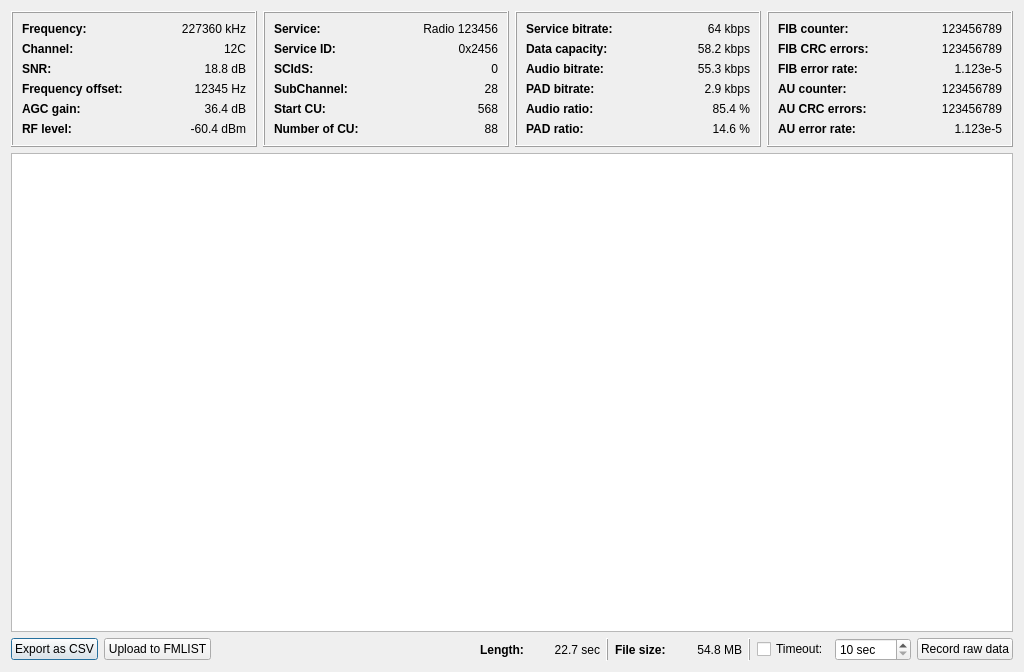
First picture: the form in gui/ensembleinfodialog.ui, repository KejPi/AbracaDABra, before the edit.
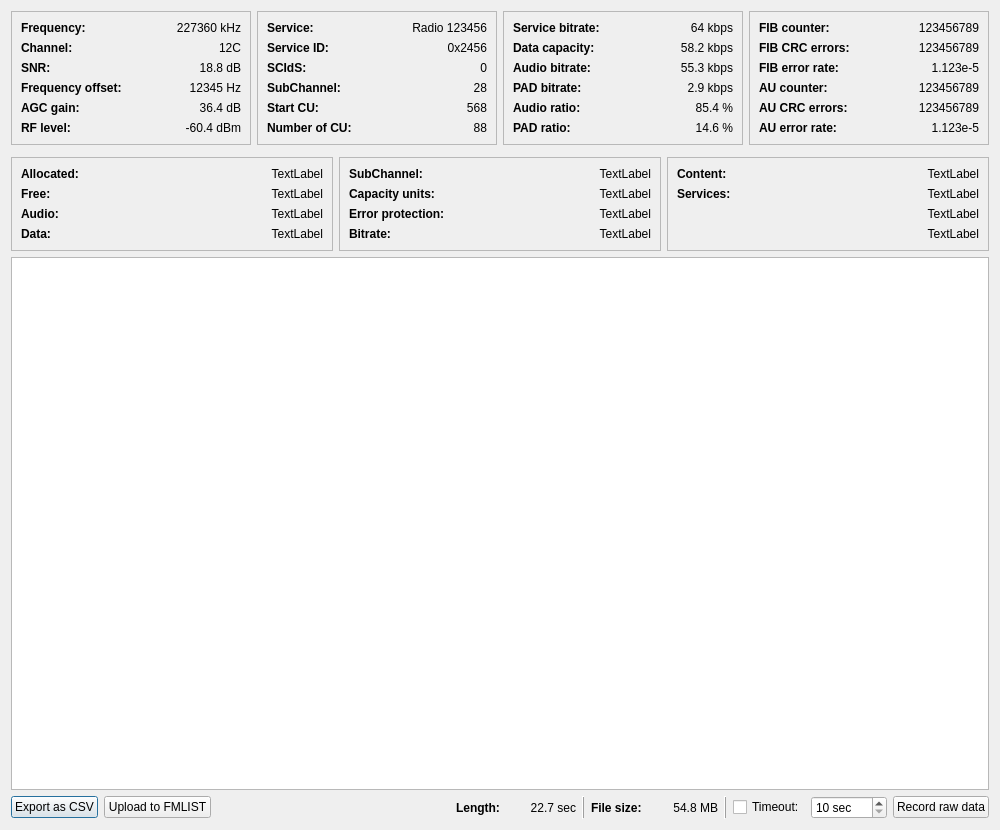
Second picture: the form after the edit. Custom widgets are drawn as their Qt base class.

```diff
--- a/gui/ensembleinfodialog.ui
+++ b/gui/ensembleinfodialog.ui
@@ -6,20 +6,26 @@
    <rect>
     <x>0</x>
     <y>0</y>
-    <width>1024</width>
-    <height>672</height>
+    <width>1000</width>
+    <height>830</height>
    </rect>
   </property>
+  <property name="minimumSize">
+   <size>
+    <width>1000</width>
+    <height>0</height>
+   </size>
+  </property>
   <property name="windowTitle">
    <string>Ensemble Information</string>
   </property>
-  <layout class="QVBoxLayout" name="verticalLayout">
+  <layout class="QVBoxLayout" name="verticalLayout_8">
    <item>
     <layout class="QHBoxLayout" name="horizontalLayout_18">
      <item>
       <widget class="QFrame" name="signalFrame">
        <property name="frameShape">
-        <enum>QFrame::Shape::Box</enum>
+        <enum>QFrame::Shape::StyledPanel</enum>
        </property>
        <property name="frameShadow">
         <enum>QFrame::Shadow::Raised</enum>
@@ -187,7 +193,7 @@
      <item>
       <widget class="QFrame" name="serviceFrame">
        <property name="frameShape">
-        <enum>QFrame::Shape::Box</enum>
+        <enum>QFrame::Shape::StyledPanel</enum>
        </property>
        <property name="frameShadow">
         <enum>QFrame::Shadow::Raised</enum>
@@ -355,7 +361,7 @@
      <item>
       <widget class="QFrame" name="FIBframe_2">
        <property name="frameShape">
-        <enum>QFrame::Shape::Box</enum>
+        <enum>QFrame::Shape::StyledPanel</enum>
        </property>
        <property name="frameShadow">
         <enum>QFrame::Shadow::Raised</enum>
@@ -523,7 +529,7 @@
      <item>
       <widget class="QFrame" name="FIBframe">
        <property name="frameShape">
-        <enum>QFrame::Shape::Box</enum>
+        <enum>QFrame::Shape::StyledPanel</enum>
        </property>
        <property name="frameShadow">
         <enum>QFrame::Shadow::Raised</enum>
@@ -690,6 +696,337 @@
      </item>
     </layout>
    </item>
+   <item>
+    <widget class="EnsembleBar" name="subchStruct" native="true"/>
+   </item>
+   <item>
+    <layout class="QHBoxLayout" name="horizontalLayout_42">
+     <item>
+      <widget class="QFrame" name="frame">
+       <property name="frameShape">
+        <enum>QFrame::Shape::StyledPanel</enum>
+       </property>
+       <property name="frameShadow">
+        <enum>QFrame::Shadow::Raised</enum>
+       </property>
+       <layout class="QVBoxLayout" name="verticalLayout">
+        <item>
+         <layout class="QHBoxLayout" name="horizontalLayout_30">
+          <item>
+           <widget class="QLabel" name="ensAllocatedCULabel">
+            <property name="font">
+             <font>
+              <bold>true</bold>
+             </font>
+            </property>
+            <property name="text">
+             <string>Allocated:</string>
+            </property>
+           </widget>
+          </item>
+          <item>
+           <widget class="QLabel" name="ensAllocatedCU">
+            <property name="text">
+             <string notr="true">TextLabel</string>
+            </property>
+            <property name="alignment">
+             <set>Qt::AlignmentFlag::AlignRight|Qt::AlignmentFlag::AlignTrailing|Qt::AlignmentFlag::AlignVCenter</set>
+            </property>
+           </widget>
+          </item>
+         </layout>
+        </item>
+        <item>
+         <layout class="QHBoxLayout" name="horizontalLayout_31">
+          <item>
+           <widget class="QLabel" name="ensFreeCULabel">
+            <property name="font">
+             <font>
+              <bold>true</bold>
+             </font>
+            </property>
+            <property name="text">
+             <string>Free:</string>
+            </property>
+           </widget>
+          </item>
+          <item>
+           <widget class="QLabel" name="ensFreeCU">
+            <property name="text">
+             <string notr="true">TextLabel</string>
+            </property>
+            <property name="alignment">
+             <set>Qt::AlignmentFlag::AlignRight|Qt::AlignmentFlag::AlignTrailing|Qt::AlignmentFlag::AlignVCenter</set>
+            </property>
+           </widget>
+          </item>
+         </layout>
+        </item>
+        <item>
+         <layout class="QHBoxLayout" name="horizontalLayout_32">
+          <item>
+           <widget class="QLabel" name="ensAudioCULabel">
+            <property name="font">
+             <font>
+              <bold>true</bold>
+             </font>
+            </property>
+            <property name="text">
+             <string>Audio:</string>
+            </property>
+           </widget>
+          </item>
+          <item>
+           <widget class="QLabel" name="ensAudioCU">
+            <property name="text">
+             <string>TextLabel</string>
+            </property>
+            <property name="alignment">
+             <set>Qt::AlignmentFlag::AlignRight|Qt::AlignmentFlag::AlignTrailing|Qt::AlignmentFlag::AlignVCenter</set>
+            </property>
+           </widget>
+          </item>
+         </layout>
+        </item>
+        <item>
+         <layout class="QHBoxLayout" name="horizontalLayout_33">
+          <item>
+           <widget class="QLabel" name="ensDataCULabel">
+            <property name="font">
+             <font>
+              <bold>true</bold>
+             </font>
+            </property>
+            <property name="text">
+             <string>Data:</string>
+            </property>
+           </widget>
+          </item>
+          <item>
+           <widget class="QLabel" name="ensDataCU">
+            <property name="text">
+             <string>TextLabel</string>
+            </property>
+            <property name="alignment">
+             <set>Qt::AlignmentFlag::AlignRight|Qt::AlignmentFlag::AlignTrailing|Qt::AlignmentFlag::AlignVCenter</set>
+            </property>
+           </widget>
+          </item>
+         </layout>
+        </item>
+       </layout>
+      </widget>
+     </item>
+     <item>
+      <widget class="QFrame" name="subChFrame0">
+       <property name="frameShape">
+        <enum>QFrame::Shape::StyledPanel</enum>
+       </property>
+       <property name="frameShadow">
+        <enum>QFrame::Shadow::Raised</enum>
+       </property>
+       <layout class="QVBoxLayout" name="verticalLayout_6">
+        <item>
+         <layout class="QHBoxLayout" name="horizontalLayout_34">
+          <item>
+           <widget class="QLabel" name="subChIDLabel">
+            <property name="font">
+             <font>
+              <bold>true</bold>
+             </font>
+            </property>
+            <property name="text">
+             <string>SubChannel:</string>
+            </property>
+           </widget>
+          </item>
+          <item>
+           <widget class="QLabel" name="subChID">
+            <property name="text">
+             <string>TextLabel</string>
+            </property>
+            <property name="alignment">
+             <set>Qt::AlignmentFlag::AlignRight|Qt::AlignmentFlag::AlignTrailing|Qt::AlignmentFlag::AlignVCenter</set>
+            </property>
+           </widget>
+          </item>
+         </layout>
+        </item>
+        <item>
+         <layout class="QHBoxLayout" name="horizontalLayout_35">
+          <item>
+           <widget class="QLabel" name="subChCULabel">
+            <property name="font">
+             <font>
+              <bold>true</bold>
+             </font>
+            </property>
+            <property name="text">
+             <string>Capacity units:</string>
+            </property>
+           </widget>
+          </item>
+          <item>
+           <widget class="QLabel" name="subChCU">
+            <property name="text">
+             <string>TextLabel</string>
+            </property>
+            <property name="alignment">
+             <set>Qt::AlignmentFlag::AlignRight|Qt::AlignmentFlag::AlignTrailing|Qt::AlignmentFlag::AlignVCenter</set>
+            </property>
+           </widget>
+          </item>
+         </layout>
+        </item>
+        <item>
+         <layout class="QHBoxLayout" name="horizontalLayout_36">
+          <item>
+           <widget class="QLabel" name="subChErrorProtectionLabel">
+            <property name="font">
+             <font>
+              <bold>true</bold>
+             </font>
+            </property>
+            <property name="text">
+             <string>Error protection:</string>
+            </property>
+           </widget>
+          </item>
+          <item>
+           <widget class="QLabel" name="subChErrorProtection">
+            <property name="text">
+             <string>TextLabel</string>
+            </property>
+            <property name="alignment">
+             <set>Qt::AlignmentFlag::AlignRight|Qt::AlignmentFlag::AlignTrailing|Qt::AlignmentFlag::AlignVCenter</set>
+            </property>
+           </widget>
+          </item>
+         </layout>
+        </item>
+        <item>
+         <layout class="QHBoxLayout" name="horizontalLayout_37">
+          <item>
+           <widget class="QLabel" name="subChBitrateLabel">
+            <property name="font">
+             <font>
+              <bold>true</bold>
+             </font>
+            </property>
+            <property name="text">
+             <string>Bitrate:</string>
+            </property>
+           </widget>
+          </item>
+          <item>
+           <widget class="QLabel" name="subChBitrate">
+            <property name="text">
+             <string>TextLabel</string>
+            </property>
+            <property name="alignment">
+             <set>Qt::AlignmentFlag::AlignRight|Qt::AlignmentFlag::AlignTrailing|Qt::AlignmentFlag::AlignVCenter</set>
+            </property>
+           </widget>
+          </item>
+         </layout>
+        </item>
+       </layout>
+      </widget>
+     </item>
+     <item>
+      <widget class="QFrame" name="subChFrame1">
+       <property name="frameShape">
+        <enum>QFrame::Shape::StyledPanel</enum>
+       </property>
+       <property name="frameShadow">
+        <enum>QFrame::Shadow::Raised</enum>
+       </property>
+       <layout class="QVBoxLayout" name="verticalLayout_7">
+        <item>
+         <layout class="QHBoxLayout" name="horizontalLayout_38">
+          <item>
+           <widget class="QLabel" name="subChContentsLabel">
+            <property name="font">
+             <font>
+              <bold>true</bold>
+             </font>
+            </property>
+            <property name="text">
+             <string>Content:</string>
+            </property>
+           </widget>
+          </item>
+          <item>
+           <widget class="QLabel" name="subChContents">
+            <property name="text">
+             <string>TextLabel</string>
+            </property>
+            <property name="alignment">
+             <set>Qt::AlignmentFlag::AlignRight|Qt::AlignmentFlag::AlignTrailing|Qt::AlignmentFlag::AlignVCenter</set>
+            </property>
+           </widget>
+          </item>
+         </layout>
+        </item>
+        <item>
+         <layout class="QHBoxLayout" name="horizontalLayout_39">
+          <item>
+           <widget class="QLabel" name="subChService0Label">
+            <property name="font">
+             <font>
+              <bold>true</bold>
+             </font>
+            </property>
+            <property name="text">
+             <string>Services:</string>
+            </property>
+           </widget>
+          </item>
+          <item>
+           <widget class="QLabel" name="subChService0">
+            <property name="text">
+             <string>TextLabel</string>
+            </property>
+            <property name="alignment">
+             <set>Qt::AlignmentFlag::AlignRight|Qt::AlignmentFlag::AlignTrailing|Qt::AlignmentFlag::AlignVCenter</set>
+            </property>
+           </widget>
+          </item>
+         </layout>
+        </item>
+        <item>
+         <layout class="QHBoxLayout" name="horizontalLayout_40">
+          <item>
+           <widget class="QLabel" name="subChService1">
+            <property name="text">
+             <string>TextLabel</string>
+            </property>
+            <property name="alignment">
+             <set>Qt::AlignmentFlag::AlignRight|Qt::AlignmentFlag::AlignTrailing|Qt::AlignmentFlag::AlignVCenter</set>
+            </property>
+           </widget>
+          </item>
+         </layout>
+        </item>
+        <item>
+         <layout class="QHBoxLayout" name="horizontalLayout_41">
+          <item>
+           <widget class="QLabel" name="subChService2">
+            <property name="text">
+             <string>TextLabel</string>
+            </property>
+            <property name="alignment">
+             <set>Qt::AlignmentFlag::AlignRight|Qt::AlignmentFlag::AlignTrailing|Qt::AlignmentFlag::AlignVCenter</set>
+            </property>
+           </widget>
+          </item>
+         </layout>
+        </item>
+       </layout>
+      </widget>
+     </item>
+    </layout>
+   </item>
    <item>
     <widget class="QTextEdit" name="ensStructureTextEdit">
      <property name="minimumSize">
@@ -860,6 +1197,14 @@
    </item>
   </layout>
  </widget>
+ <customwidgets>
+  <customwidget>
+   <class>EnsembleBar</class>
+   <extends>QWidget</extends>
+   <header location="global">ensemblebar.h</header>
+   <container>1</container>
+  </customwidget>
+ </customwidgets>
  <resources/>
  <connections/>
 </ui>
```
